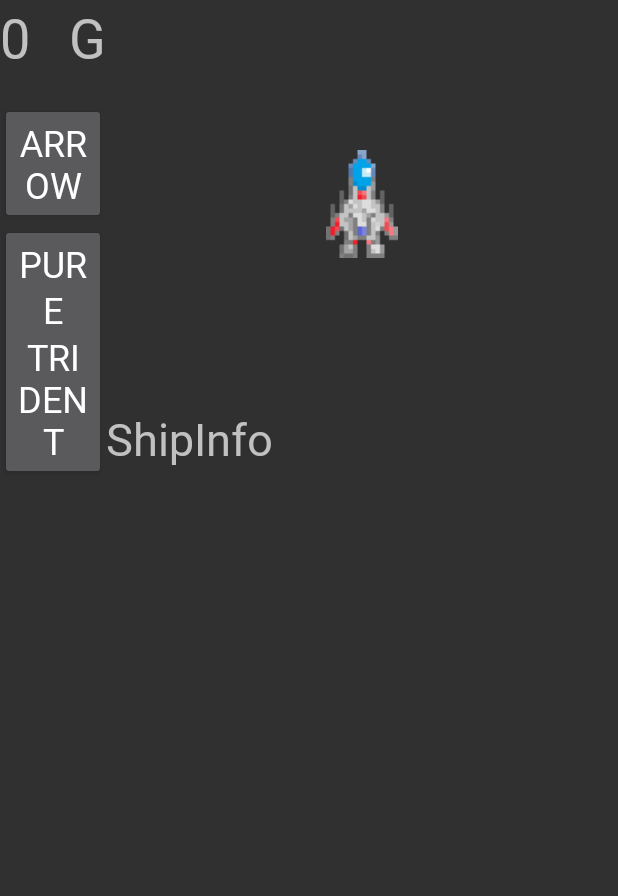
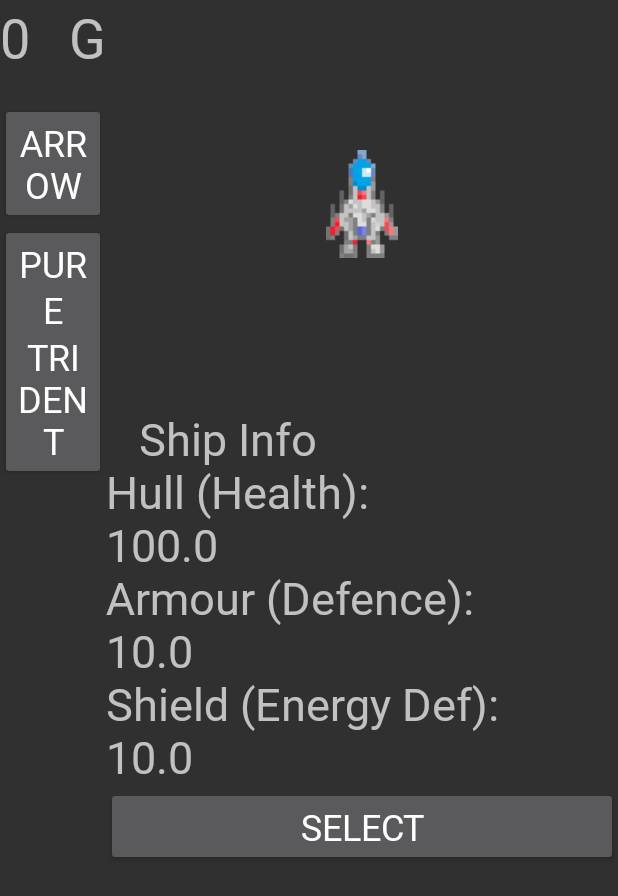
Before and after one commit to Dmity569/SpaceGameBulletHell, an Android app: the ShipsActivity screen opened directly, with no data from a screen before it, on a phone screen of 412 x 824 dp. Shown: the top 896 px of the screen. Run offline under Robolectric (Android 15) with nearby library versions, the phone set to English and light mode, and no system bars.

Commit message:
More shop stuff

```diff
--- a/app/src/main/java/com/example/spacegame/DrawView.java
+++ b/app/src/main/java/com/example/spacegame/DrawView.java
@@ -27,7 +27,7 @@ public class DrawView extends SurfaceView implements SurfaceHolder.Callback {
 
         mSettings = getContext().getSharedPreferences("mysettings", Context.MODE_PRIVATE);
         SharedPreferences.Editor editor = mSettings.edit();
-        if (!mSettings.getBoolean("альтернативное_управление", false)) {
+        if (!mSettings.getBoolean("альтернативное_управление", false) && !logicThread.gameover) {
             switch (e.getAction()) {
                 case MotionEvent.ACTION_DOWN:
                     x = e.getX();
@@ -81,7 +81,7 @@ public class DrawView extends SurfaceView implements SurfaceHolder.Callback {
             public void onSensorChanged(SensorEvent sensorEvent) {
                 mSettings = getContext().getSharedPreferences("mysettings", Context.MODE_PRIVATE);
                 SharedPreferences.Editor editor = mSettings.edit();
-                if (mSettings.getBoolean("альтернативное_управление", false)){
+                if (mSettings.getBoolean("альтернативное_управление", false) && !logicThread.gameover){
                     float[] rotatinMatrix = new float[16];
                     SensorManager.getRotationMatrixFromVector(rotatinMatrix, sensorEvent.values);
 
--- a/app/src/main/java/com/example/spacegame/EditorInfo.java
+++ b/app/src/main/java/com/example/spacegame/EditorInfo.java
@@ -10,17 +10,20 @@ public class EditorInfo {
         static float def;
         static float e_def;
         static int sprite;
+        static int price;
     }
     public static class Ship_Arrow extends ShipType{
         static float max_health = 100;
         static float def = 10;
         static float e_def = 10;
         static int sprite = R.drawable.ship_arrow;
+        static int price = 0;
     }
     public static class Ship_Pure_Trident extends ShipType{
         static float max_health = 80;
         static float def = 20;
         static float e_def = 20;
         static int sprite = R.drawable.ship_pure_trident;
+        static int price = 100;
     }
 }
--- a/app/src/main/java/com/example/spacegame/ShipsActivity.java
+++ b/app/src/main/java/com/example/spacegame/ShipsActivity.java
@@ -18,26 +18,52 @@ import androidx.appcompat.app.AppCompatActivity;
 
 public class ShipsActivity extends AppCompatActivity {
     SharedPreferences mSettings;
+    SharedPreferences shopData;
+
     TextView moneyShips;
     TextView shipInfo;
     ImageView shipImage;
     LinearLayout shipButtons;
+
+    Button buy_choose_ships;
+    View.OnClickListener buy = new View.OnClickListener() {
+        @Override
+        public void onClick(View view) {
+
+        }
+    };
+    View.OnClickListener select = new View.OnClickListener() {
+        @Override
+        public void onClick(View view) {
+
+        }
+    };
     // EditorInfo.ShipType shipType;
     String infoText = "ShipInfo";
+
     //Ship Stat Bloc
-    float max_health;
-    float def;
-    float e_def;
-    int sprite;
+    String ship_name = "Arrow";
+    float max_health = EditorInfo.Ship_Arrow.max_health;
+    float def = EditorInfo.Ship_Arrow.def;
+    float e_def = EditorInfo.Ship_Arrow.e_def;
+    int sprite = EditorInfo.Ship_Arrow.sprite;
+    int price = EditorInfo.Ship_Arrow.price;
 
 
     private void changeShips() {
-        infoText = "Ship Info";
-        infoText += "\nHull (Health): " + Float.toString(max_health);
-        infoText += "\nArmour (Defence): " + Float.toString(def);
-        infoText += "\nShields (Energy Defence): " + Float.toString(e_def);
+        infoText = "   Ship Info";
+        infoText += "\nHull (Health):\n" + Float.toString(max_health);
+        infoText += "\nArmour (Defence):\n" + Float.toString(def);
+        infoText += "\nShield (Energy Def):\n" + Float.toString(e_def);
         shipInfo.setText(infoText);
         shipImage.setImageResource(sprite);
+        if (shopData.getBoolean(ship_name, false)) {
+            buy_choose_ships.setText("Buy for " + price + "G");
+            buy_choose_ships.setOnClickListener(buy);
+        }
+        else {
+            buy_choose_ships.setText("Select");
+        }
     }
 
     @Override
@@ -46,11 +72,14 @@ public class ShipsActivity extends AppCompatActivity {
         requestWindowFeature(Window.FEATURE_NO_TITLE);
         setContentView(R.layout.activity_ships);
         mSettings = getSharedPreferences("mysettings", Context.MODE_PRIVATE);
+        shopData = getSharedPreferences("shopData", Context.MODE_PRIVATE);
         moneyShips = (TextView) findViewById(R.id.moneyShips);
         moneyShips.setText(Integer.toString(mSettings.getInt("money", 0)) + "   G");
         shipInfo = (TextView) findViewById(R.id.shipInfo);
         shipImage = (ImageView) findViewById(R.id.shipImage);
         shipButtons = (LinearLayout) findViewById(R.id.shipButtons);
+        buy_choose_ships = (Button) findViewById(R.id.buy_choose_ship);
+        changeShips();
         for (int i = 0; i < EditorInfo.ship_amount; i++){
             Button ship_button = (Button) shipButtons.getChildAt(i);
             ship_button.setOnClickListener(new View.OnClickListener() {
@@ -62,14 +91,17 @@ public class ShipsActivity extends AppCompatActivity {
                             def = EditorInfo.Ship_Arrow.def;
                             e_def = EditorInfo.Ship_Arrow.e_def;
                             sprite = EditorInfo.Ship_Arrow.sprite;
+                            price = EditorInfo.Ship_Arrow.price;
                             break;
                         case "Pure\nTrident":
                             max_health = EditorInfo.Ship_Pure_Trident.max_health;
                             def = EditorInfo.Ship_Pure_Trident.def;
                             e_def = EditorInfo.Ship_Pure_Trident.e_def;
                             sprite = EditorInfo.Ship_Pure_Trident.sprite;
+                            price = EditorInfo.Ship_Pure_Trident.price;
                             break;
                     }
+                    ship_name = (String) ship_button.getText();
                     changeShips();
                 }
             }
--- a/app/src/main/res/layout/activity_ships.xml
+++ b/app/src/main/res/layout/activity_ships.xml
@@ -76,6 +76,22 @@
                 android:fontFamily="@font/gorgeouspixel"
                 android:text="ShipInfo"
                 android:textSize="30sp" />
+
+            <LinearLayout
+                android:layout_width="match_parent"
+                android:layout_height="match_parent"
+                android:orientation="horizontal">
+
+                <Button
+                    android:id="@+id/buy_choose_ship"
+                    android:layout_width="match_parent"
+                    android:layout_height="wrap_content"
+                    android:layout_weight="1"
+                    android:fontFamily="@font/gorgeouspixel"
+                    android:text="Buy"
+                    android:textSize="24sp" />
+
+            </LinearLayout>
         </LinearLayout>
     </LinearLayout>
 
```
Also changed, not shown: app/src/main/java/com/example/spacegame/DrawThread.java (+6 -6 lines).
